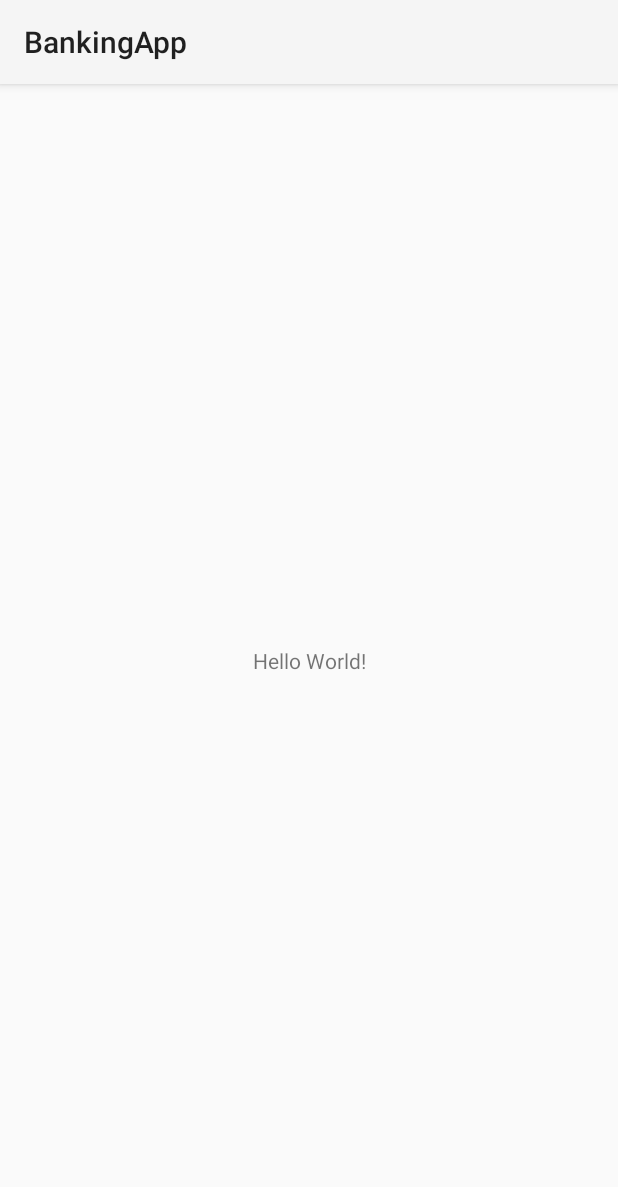
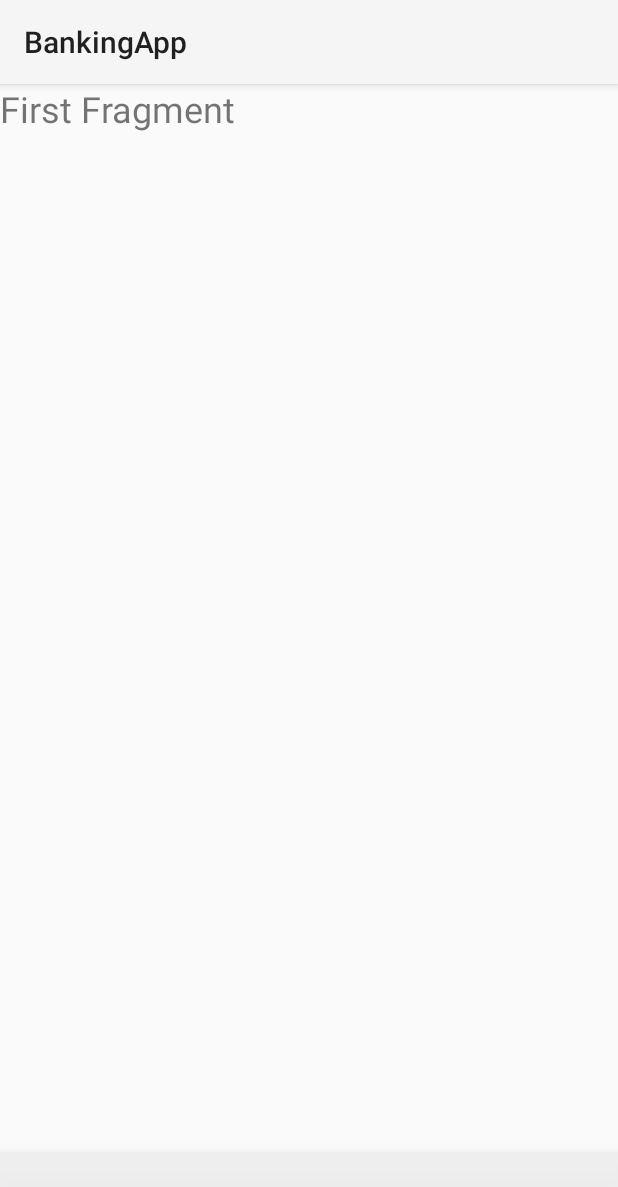
Before and after one commit to ppandya12/IndividualProject2021, an Android app: the screen it shows after launch (MainActivity), on a phone screen of 412 x 824 dp. Shown: the top 1187 px of the screen. Run offline under Robolectric (Android 15) with nearby library versions, the phone set to English and light mode, and no system bars.

Commit message:
fragment creation

```diff
--- a/BankingApp/app/build.gradle
+++ b/BankingApp/app/build.gradle
@@ -39,6 +39,9 @@ dependencies {
     implementation 'androidx.appcompat:appcompat:1.2.0'
     implementation 'com.google.android.material:material:1.3.0'
     implementation 'androidx.constraintlayout:constraintlayout:2.0.4'
+    implementation 'androidx.navigation:navigation-fragment-ktx:2.3.3'
+    implementation 'androidx.navigation:navigation-ui-ktx:2.3.3'
+    implementation 'androidx.legacy:legacy-support-v4:1.0.0'
     testImplementation 'junit:junit:4.+'
     androidTestImplementation 'androidx.test.ext:junit:1.1.2'
     androidTestImplementation 'androidx.test.espresso:espresso-core:3.3.0'
--- /dev/null
+++ b/BankingApp/app/src/main/java/com/example/bankingapp/firstFragment.kt
@@ -0,0 +1,59 @@
+package com.example.bankingapp
+
+import android.os.Bundle
+import androidx.fragment.app.Fragment
+import android.view.LayoutInflater
+import android.view.View
+import android.view.ViewGroup
+
+// TODO: Rename parameter arguments, choose names that match
+// the fragment initialization parameters, e.g. ARG_ITEM_NUMBER
+private const val ARG_PARAM1 = "param1"
+private const val ARG_PARAM2 = "param2"
+
+/**
+ * A simple [Fragment] subclass.
+ * Use the [firstFragment.newInstance] factory method to
+ * create an instance of this fragment.
+ */
+class firstFragment : Fragment() {
+    // TODO: Rename and change types of parameters
+    private var param1: String? = null
+    private var param2: String? = null
+
+    override fun onCreate(savedInstanceState: Bundle?) {
+        super.onCreate(savedInstanceState)
+        arguments?.let {
+            param1 = it.getString(ARG_PARAM1)
+            param2 = it.getString(ARG_PARAM2)
+        }
+    }
+
+    override fun onCreateView(
+        inflater: LayoutInflater, container: ViewGroup?,
+        savedInstanceState: Bundle?
+    ): View? {
+        // Inflate the layout for this fragment
+        return inflater.inflate(R.layout.fragment_first, container, false)
+    }
+
+    companion object {
+        /**
+         * Use this factory method to create a new instance of
+         * this fragment using the provided parameters.
+         *
+         * @param param1 Parameter 1.
+         * @param param2 Parameter 2.
+         * @return A new instance of fragment firstFragment.
+         */
+        // TODO: Rename and change types and number of parameters
+        @JvmStatic
+        fun newInstance(param1: String, param2: String) =
+            firstFragment().apply {
+                arguments = Bundle().apply {
+                    putString(ARG_PARAM1, param1)
+                    putString(ARG_PARAM2, param2)
+                }
+            }
+    }
+}
--- a/BankingApp/app/src/main/res/layout/activity_main.xml
+++ b/BankingApp/app/src/main/res/layout/activity_main.xml
@@ -6,13 +6,23 @@
     android:layout_height="match_parent"
     tools:context=".MainActivity">
 
-    <TextView
-        android:layout_width="wrap_content"
+    <com.google.android.material.bottomnavigation.BottomNavigationView
+        android:layout_width="match_parent"
         android:layout_height="wrap_content"
-        android:text="Hello World!"
+        android:background="#eeee"
         app:layout_constraintBottom_toBottomOf="parent"
-        app:layout_constraintLeft_toLeftOf="parent"
-        app:layout_constraintRight_toRightOf="parent"
-        app:layout_constraintTop_toTopOf="parent" />
+        app:layout_constraintEnd_toEndOf="parent"
+        app:layout_constraintStart_toStartOf="parent" />
 
+    <fragment
+        android:id="@+id/fragment"
+        android:name="androidx.navigation.fragment.NavHostFragment"
+        android:layout_width="match_parent"
+        android:layout_height="match_parent"
+        app:defaultNavHost="true"
+        app:layout_constraintBottom_toBottomOf="parent"
+        app:layout_constraintEnd_toEndOf="parent"
+        app:layout_constraintStart_toStartOf="parent"
+        app:layout_constraintTop_toTopOf="parent"
+        app:navGraph="@navigation/my_nav" />
 </androidx.constraintlayout.widget.ConstraintLayout>
--- /dev/null
+++ b/BankingApp/app/src/main/res/layout/fragment_first.xml
@@ -0,0 +1,16 @@
+<?xml version="1.0" encoding="utf-8"?>
+<androidx.constraintlayout.widget.ConstraintLayout xmlns:android="http://schemas.android.com/apk/res/android"
+    xmlns:tools="http://schemas.android.com/tools"
+    android:layout_width="match_parent"
+    android:layout_height="match_parent"
+    tools:context=".firstFragment">
+
+    <!-- TODO: Update blank fragment layout -->
+    <TextView
+        android:id="@+id/textView"
+        android:layout_width="match_parent"
+        android:layout_height="match_parent"
+        android:text="@string/first_fragment"
+        android:textSize="24sp" />
+
+</androidx.constraintlayout.widget.ConstraintLayout>
--- /dev/null
+++ b/BankingApp/app/src/main/res/navigation/my_nav.xml
@@ -0,0 +1,28 @@
+<?xml version="1.0" encoding="utf-8"?>
+<navigation xmlns:android="http://schemas.android.com/apk/res/android"
+    xmlns:app="http://schemas.android.com/apk/res-auto"
+    xmlns:tools="http://schemas.android.com/tools"
+    android:id="@+id/my_nav"
+    app:startDestination="@id/firstFragment">
+
+    <fragment
+        android:id="@+id/firstFragment"
+        android:name="com.example.bankingapp.firstFragment"
+        android:label="fragment_first"
+        tools:layout="@layout/fragment_first" />
+    <fragment
+        android:id="@+id/secondFragment"
+        android:name="com.example.bankingapp.secondFragment"
+        android:label="fragment_second"
+        tools:layout="@layout/fragment_second" />
+    <fragment
+        android:id="@+id/thirdFragment"
+        android:name="com.example.bankingapp.thirdFragment"
+        android:label="fragment_third"
+        tools:layout="@layout/fragment_third" />
+    <fragment
+        android:id="@+id/fourthFragment"
+        android:name="com.example.bankingapp.fourthFragment"
+        android:label="fragment_fourth"
+        tools:layout="@layout/fragment_fourth" />
+</navigation>
--- a/BankingApp/app/src/main/res/values/strings.xml
+++ b/BankingApp/app/src/main/res/values/strings.xml
@@ -1,3 +1,6 @@
 <resources>
     <string name="app_name">BankingApp</string>
+    <!-- TODO: Remove or change this placeholder text -->
+    <string name="hello_blank_fragment">Hello blank fragment</string>
+    <string name="first_fragment">First Fragment</string>
 </resources>
```
Also changed, not shown: BankingApp/app/src/main/java/com/example/bankingapp/fourthFragment.kt (added, +59 -0 lines), BankingApp/app/src/main/java/com/example/bankingapp/secondFragment.kt (added, +59 -0 lines), BankingApp/app/src/main/java/com/example/bankingapp/thirdFragment.kt (added, +59 -0 lines), BankingApp/app/src/main/res/layout/fragment_fourth.xml (added, +14 -0 lines), BankingApp/app/src/main/res/layout/fragment_second.xml (added, +14 -0 lines), BankingApp/app/src/main/res/layout/fragment_third.xml (added, +14 -0 lines).
